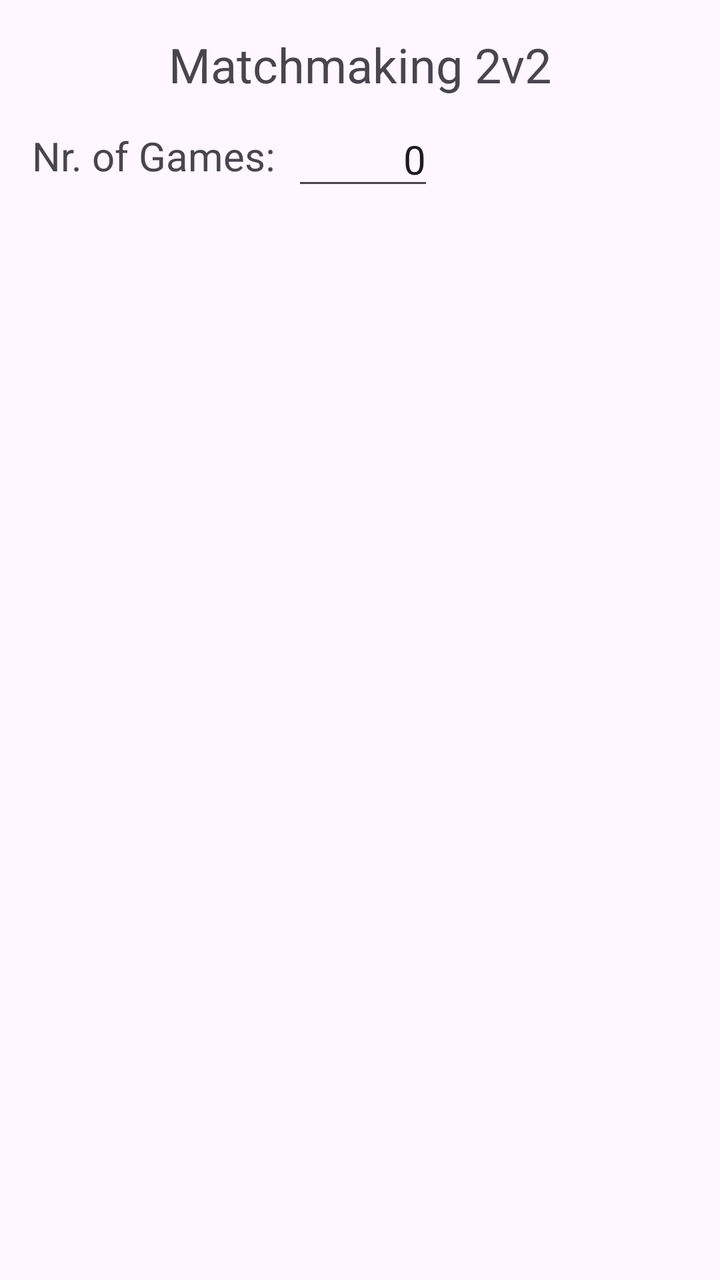
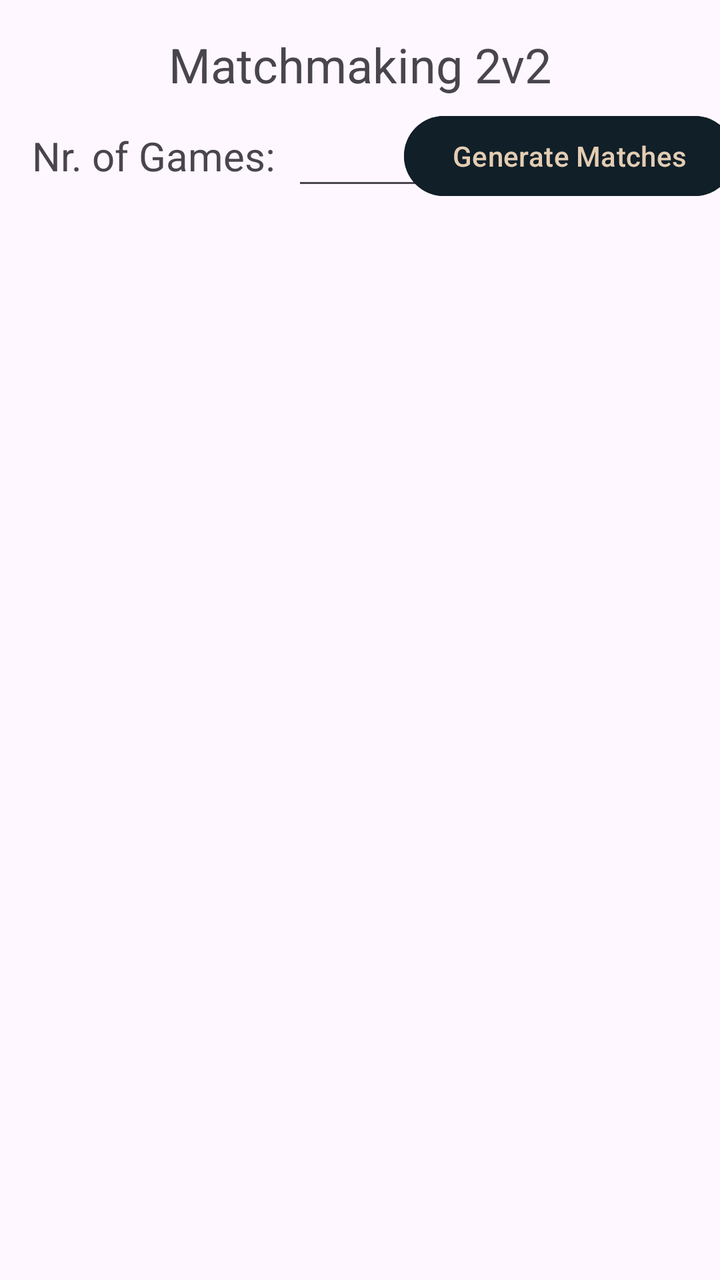

Compare the two renders of this Android layout. The source of the first and the diff that turns it into the second are given below.
<!-- AndroidManifest.xml: application theme Theme.Matchmaking2v2 -->
<!-- res/layout/activity_main.xml -->
<?xml version="1.0" encoding="utf-8"?>
<androidx.constraintlayout.widget.ConstraintLayout xmlns:android="http://schemas.android.com/apk/res/android"
    xmlns:app="http://schemas.android.com/apk/res-auto"
    xmlns:tools="http://schemas.android.com/tools"
    android:id="@+id/main"
    android:layout_width="match_parent"
    android:layout_height="match_parent"
    tools:context=".MainActivity">

    <TextView
        android:id="@+id/tv_nrgames"
        android:layout_width="wrap_content"
        android:layout_height="wrap_content"
        android:layout_marginStart="16dp"
        android:layout_marginTop="16dp"
        android:text="Nr. of Games:"
        android:textSize="20sp"
        app:layout_constraintStart_toStartOf="parent"
        app:layout_constraintTop_toBottomOf="@+id/tv_title" />

    <EditText
        android:id="@+id/etn_Rounds"
        android:layout_width="wrap_content"
        android:layout_height="wrap_content"
        android:layout_marginStart="8dp"
        android:ems="3"
        android:inputType="numberDecimal"
        android:text="0"
        android:textAlignment="viewEnd"
        android:textSize="20sp"
        app:layout_constraintBottom_toBottomOf="@+id/tv_nrgames"
        app:layout_constraintStart_toEndOf="@+id/tv_nrgames"
        app:layout_constraintTop_toTopOf="@+id/tv_nrgames" />

    <androidx.recyclerview.widget.RecyclerView
        android:id="@+id/rvRounds"
        android:layout_width="409dp"
        android:layout_height="729dp"
        android:layout_marginTop="16dp"
        app:layout_constraintBottom_toBottomOf="parent"
        app:layout_constraintEnd_toEndOf="parent"
        app:layout_constraintStart_toStartOf="parent"
        app:layout_constraintTop_toBottomOf="@id/tv_nrgames"
        app:layout_constraintVertical_bias="0.0" />

    <TextView
        android:id="@+id/tv_title"
        android:layout_width="wrap_content"
        android:layout_height="wrap_content"
        android:layout_marginTop="16dp"
        android:text="Matchmaking 2v2"
        android:textSize="24sp"
        app:layout_constraintEnd_toEndOf="parent"
        app:layout_constraintStart_toStartOf="parent"
        app:layout_constraintTop_toTopOf="parent" />

</androidx.constraintlayout.widget.ConstraintLayout>
<!-- resources referenced by this layout -->
<resources>
  <style name="Theme.Matchmaking2v2" parent="Base.Theme.Matchmaking2v2" />
  <style name="Base.Theme.Matchmaking2v2" parent="Theme.Material3.DayNight.NoActionBar">
          
          
      </style>
</resources>

<!-- the commit's change to res/layout/activity_main.xml (unified diff, before → after) -->
@@ -19,7 +19,7 @@
         app:layout_constraintTop_toBottomOf="@+id/tv_title" />
 
     <EditText
-        android:id="@+id/etn_Rounds"
+        android:id="@+id/et_nrgames"
         android:layout_width="wrap_content"
         android:layout_height="wrap_content"
         android:layout_marginStart="8dp"
@@ -54,4 +54,18 @@
         app:layout_constraintStart_toStartOf="parent"
         app:layout_constraintTop_toTopOf="parent" />
 
+    <Button
+        android:id="@+id/b_generate"
+        android:layout_width="wrap_content"
+        android:layout_height="wrap_content"
+        android:layout_marginStart="8dp"
+        android:layout_marginEnd="16dp"
+        android:backgroundTint="@color/blueBlack"
+        android:text="Generate Matches"
+        android:textColor="@color/tanAccent"
+        app:layout_constraintBottom_toBottomOf="@+id/et_nrgames"
+        app:layout_constraintEnd_toEndOf="parent"
+        app:layout_constraintStart_toEndOf="@+id/et_nrgames"
+        app:layout_constraintTop_toTopOf="@+id/et_nrgames" />
+
 </androidx.constraintlayout.widget.ConstraintLayout>
<!-- resource entries referenced after the edit -->
@@ -1,5 +1,7 @@
 <!-- resources referenced by this layout -->
 <resources>
+  <color name="blueBlack">#111f28</color>
+  <color name="tanAccent">#e3cdb3</color>
   <style name="Theme.Matchmaking2v2" parent="Base.Theme.Matchmaking2v2" />
   <style name="Base.Theme.Matchmaking2v2" parent="Theme.Material3.DayNight.NoActionBar">
           
